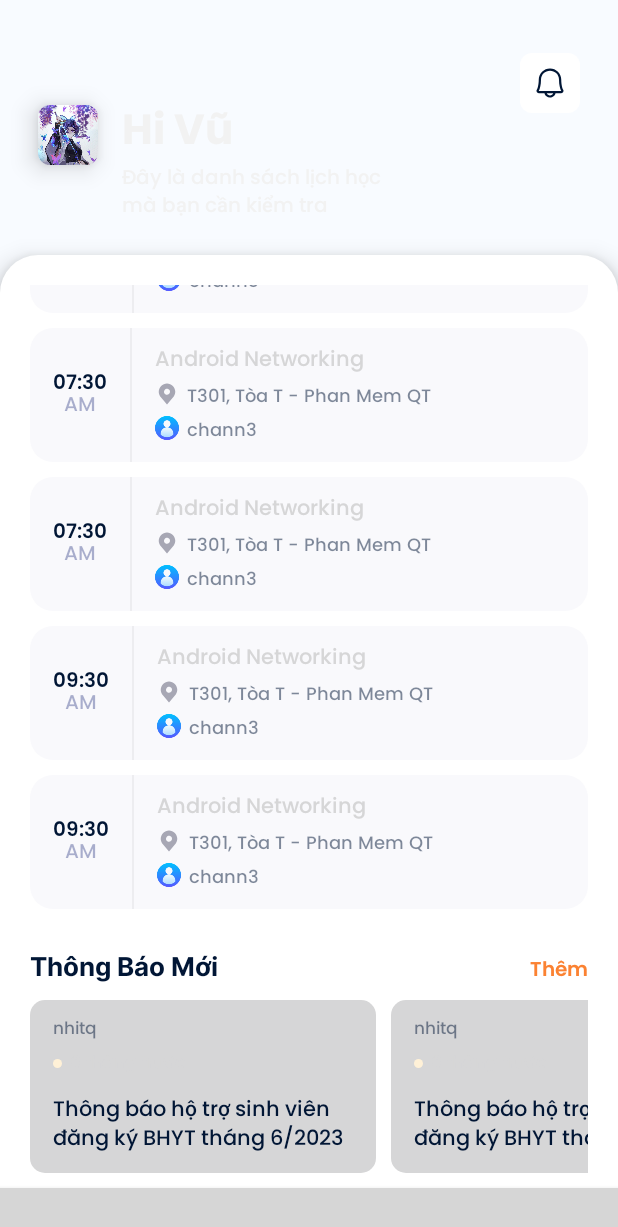
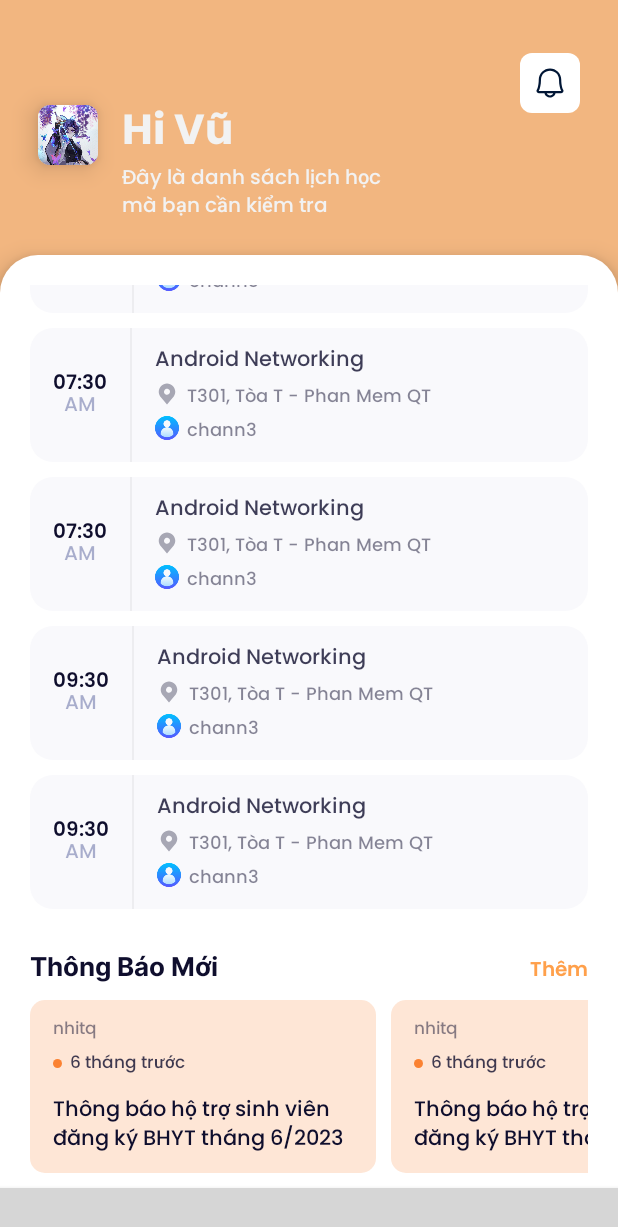
Before and after one commit to tamnguyen050203/ap_poly, an Android app: the HomeFragment screen opened directly, with no data from a screen before it, scrolled down 653 dp, on a phone screen of 412 x 824 dp. Shown: the top 1227 px of the screen. Run offline under Robolectric (Android 15) with nearby library versions, the phone set to English and light mode, and no system bars; our stand-ins replace RxJava; libraries missing offline, so code that uses them is left out: nl.joery.animatedbottombar; plain views replace AnimatedBottomBar; 1 statement that could not run was skipped; grey boxes are pictures that could not be loaded.

Commit message:
fix: update code

```diff
--- a/app/app/src/main/res/layout/activity_extension_screen.xml
+++ b/app/app/src/main/res/layout/activity_extension_screen.xml
@@ -53,7 +53,7 @@
                     android:layout_width="wrap_content"
                     android:layout_height="wrap_content"
                     android:text="Tiện ích"
-                    android:textColor="@color/blue_dark"
+                    android:textColor="@color/primary_color_100"
                     android:textSize="24sp"
                     android:textStyle="bold" />
 
@@ -61,7 +61,7 @@
                     android:layout_width="wrap_content"
                     android:layout_height="wrap_content"
                     android:text="Những tiện ích hỗ trợ sinh viên"
-                    android:textColor="@color/blue_light"
+                    android:textColor="@color/secondary_text_color"
                     android:textSize="15sp" />
             </LinearLayout>
 
--- a/app/app/src/main/res/values/colors.xml
+++ b/app/app/src/main/res/values/colors.xml
@@ -7,16 +7,21 @@
     <color name="teal_700">#FF018786</color>
     <color name="black">#FF000000</color>
     <color name="white">#FFFFFFFF</color>
+    <color name="transparent">#00000000</color>
 
     <!--    custom color-->
-    <color name="primary_color">#FB8232</color>
-    <color name="primary_color_20">#33FB8232</color>
-    <color name="primary_text_color" id="primary_text_color" >#011635</color>
-    <color name="primary_text_color_70">#B3011635</color>
-    <color name="primary_text_color_50">#80011635</color>
-    <color name="primary_text_color_30">#4D011635</color>
-    <color name="primary_text_color_20">#33011635</color>
-    <color name="orange">#FFA800</color>
+    <!--    <color name="primary_color">#303B85</color>-->
+    <color name="primary_color">#FFA04B</color>
+    <color name="primary_color_50">#80303B85</color>
+    <color name="primary_color_100">#303B85</color>
+    <color name="primary_text_color" id="primary_text_color" >#0F0E2D</color>
+    <color name="primary_text_color_70">#B30F0E2D</color>
+    <color name="primary_text_color_50">#800F0E2D</color>
+    <color name="primary_text_color_30">#4D0F0E2D</color>
+    <color name="primary_text_color_20">#800F0E2D</color>
+    <color name="primary_text_color_80">#CC0F0E2D</color>
+    <color name="secondary_text_color">#59629D</color>
+    <color name="orange_light">#FFA800</color>
     <color name="aqua_light">#B7DBFD</color>
     <color name="aqua">#73BAFC</color>
     <color name="aqua_20">#3373BAFC</color>
@@ -24,9 +29,17 @@
     <color name="red_light_20">#33F88C6B</color>
     <color name="green_light">#61C571</color>
     <color name="green_light_20">#3361C571</color>
-    <color name="blue_dark">#303B85</color>
-    <color name="blue_light">#59629D</color>
+    <color name="orange">#FB8232</color>
+    <color name="orange_20">#33FB8232</color>
+    <color name="pink_bold">#fedece</color>
+    <color name="pink_medium">#fee8e1</color>
+    <color name="pink_light">#fff5f5</color>
+    <color name="green_bold">#dbf3db</color>
+    <color name="green_medium">#E8FEE1</color>
+    <color name="green_light_white">#F5FFF5</color>
+    <color name="stroke_info">#AEFAFFF5</color>
 
-    <color name="screen_background">#F8FBFF</color>
+    <color name="screen_background">#F2B680</color>
     <color name="indicator_color">#E2E2E2</color>
+    <color name="indiactor_color">#1A011635</color>
 </resources>
```
